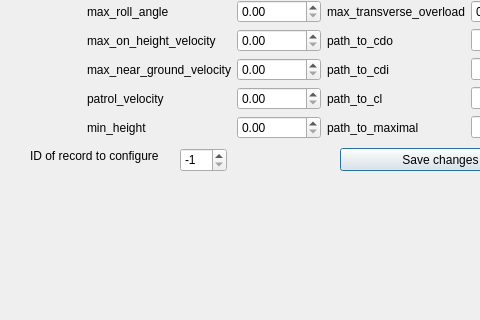
First picture: the form in edit_dialog.ui, repository tovarish-kapitan/sql_experience, before the edit; both pictures show x 0 to 480 and y 312 to 632 of the 676 by 740 pixel window.
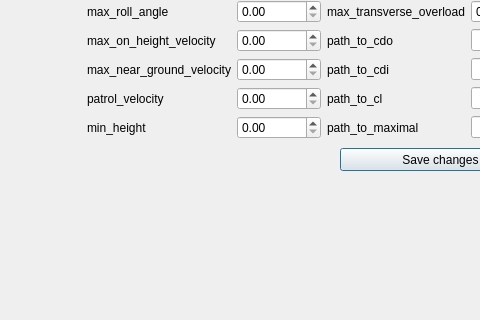
Second picture: the form after the edit.

What changed in the file:
```diff
--- a/edit_dialog.ui
+++ b/edit_dialog.ui
@@ -426,35 +426,6 @@
     <string>Save changes</string>
    </property>
   </widget>
-  <widget class="QSpinBox" name="load_record_">
-   <property name="geometry">
-    <rect>
-     <x>180</x>
-     <y>460</y>
-     <width>47</width>
-     <height>24</height>
-    </rect>
-   </property>
-   <property name="minimum">
-    <number>-1</number>
-   </property>
-   <property name="value">
-    <number>-1</number>
-   </property>
-  </widget>
-  <widget class="QLabel" name="label_29">
-   <property name="geometry">
-    <rect>
-     <x>30</x>
-     <y>460</y>
-     <width>151</width>
-     <height>16</height>
-    </rect>
-   </property>
-   <property name="text">
-    <string>ID of record to configure</string>
-   </property>
-  </widget>
  </widget>
  <resources/>
  <connections>
```
Left out of the diff: 16 changed lines with no effect on the pictures.
